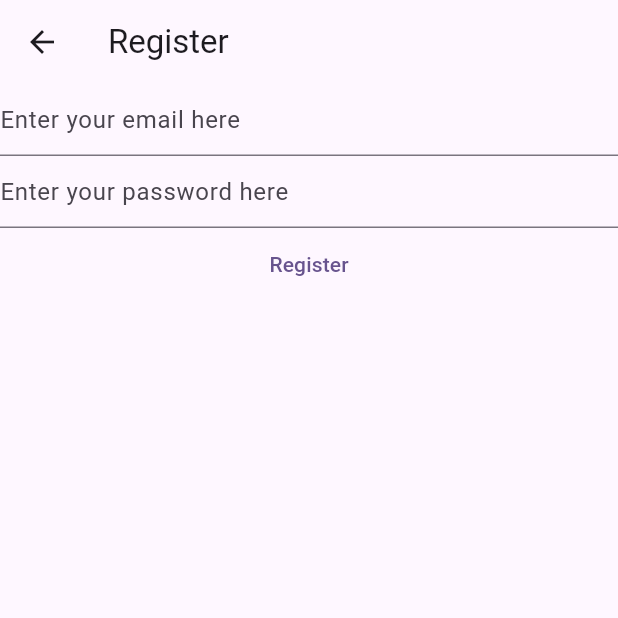
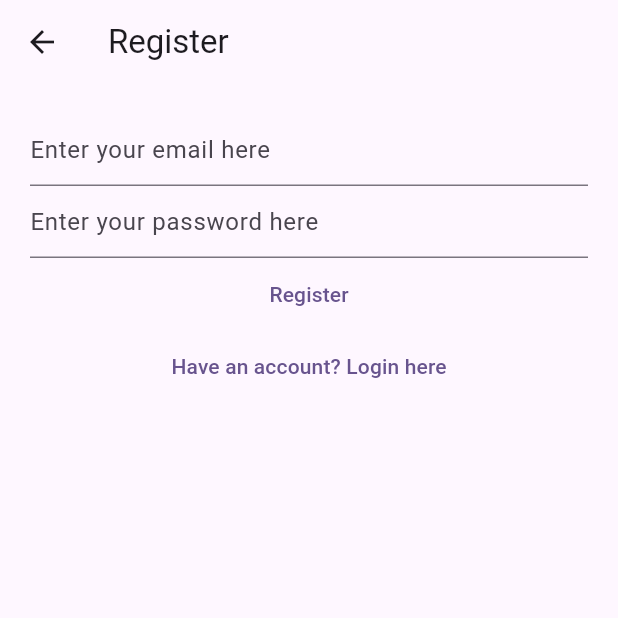
Before and after one commit to michalkk22/home_organizer, a Flutter app: the RegisterView screen opened directly, after a tap on "Register", on a phone screen of 412 x 824 dp, the top half of it. Run offline on Flutter 3.47's test engine with Material 3 defaults, Android fonts, the phone set to English and light mode, and no system bars; our stand-ins replace firebase_auth, firebase_core, flutter_bloc; accounts and stored records are empty; generated files the repository leaves out were written again; network calls fail.

Commit message:
added AuthBloc, create user works

```diff
--- a/lib/features/auth/bloc/auth_bloc.dart
+++ b/lib/features/auth/bloc/auth_bloc.dart
@@ -4,5 +4,35 @@ import 'package:home_organizer/features/auth/bloc/auth_event.dart';
 import 'package:home_organizer/features/auth/bloc/auth_state.dart';
 
 class AuthBloc extends Bloc<AuthEvent, AuthState> {
-  AuthBloc(AuthProvider provider) : super(const AuthStateLoggedOut()) {}
+  AuthBloc(AuthProvider provider) : super(const AuthStateUninitialized()) {
+    on<AuthEventInitialize>((event, emit) async {
+      await provider.initialize();
+      emit(const AuthStateLoggedOut());
+    });
+
+    on<AuthEventRegister>((event, emit) async {
+      try {
+        await provider.registerWithEmailAndPassword(
+          email: event.email,
+          password: event.password,
+        );
+      } catch (e) {
+        print(e);
+      }
+      emit(const AuthStateNeedVerification());
+    });
+
+    on<AuthEventWantToRegister>(
+      (event, emit) => emit(const AuthStateRegistering()),
+    );
+
+    on<AuthEventLogOut>((event, emit) async {
+      try {
+        provider.logOut();
+      } catch (e) {
+        print(e);
+      }
+      emit(const AuthStateLoggedOut());
+    });
+  }
 }
--- a/lib/features/auth/bloc/auth_event.dart
+++ b/lib/features/auth/bloc/auth_event.dart
@@ -4,3 +4,29 @@
 abstract class AuthEvent {
   const AuthEvent();
 }
+
+class AuthEventInitialize extends AuthEvent {
+  const AuthEventInitialize();
+}
+
+class AuthEventWantToRegister extends AuthEvent {
+  const AuthEventWantToRegister();
+}
+
+class AuthEventRegister extends AuthEvent {
+  final String email;
+  final String password;
+
+  const AuthEventRegister({required this.email, required this.password});
+}
+
+class AuthEventLogOut extends AuthEvent {
+  const AuthEventLogOut();
+}
+
+class AuthEventLogIn extends AuthEvent {
+  final String email;
+  final String password;
+
+  const AuthEventLogIn({required this.email, required this.password});
+}
--- a/lib/features/auth/bloc/auth_state.dart
+++ b/lib/features/auth/bloc/auth_state.dart
@@ -1,10 +1,28 @@
 import 'package:flutter/foundation.dart';
+import 'package:home_organizer/models/user.dart';
 
 @immutable
 abstract class AuthState {
   const AuthState();
 }
 
+class AuthStateUninitialized extends AuthState {
+  const AuthStateUninitialized();
+}
+
 class AuthStateLoggedOut extends AuthState {
   const AuthStateLoggedOut();
 }
+
+class AuthStateRegistering extends AuthState {
+  const AuthStateRegistering();
+}
+
+class AuthStateNeedVerification extends AuthState {
+  const AuthStateNeedVerification();
+}
+
+class AuthStateLoggedIn extends AuthState {
+  final User user;
+  const AuthStateLoggedIn({required this.user});
+}
--- a/lib/features/auth/firebase_auth_provider.dart
+++ b/lib/features/auth/firebase_auth_provider.dart
@@ -1,8 +1,27 @@
+import 'package:firebase_auth/firebase_auth.dart' show FirebaseAuth;
+import 'package:firebase_core/firebase_core.dart';
 import 'package:home_organizer/features/auth/auth_provider.dart';
+import 'package:home_organizer/firebase_options.dart';
 
-class FirebaseAuthProvider extends AuthProvider {
+class FirebaseAuthProvider implements AuthProvider {
   @override
-  void logIn() {
+  Future<void> registerWithEmailAndPassword({
+    required String email,
+    required String password,
+  }) async {
+    try {
+      var user = await FirebaseAuth.instance.createUserWithEmailAndPassword(
+        email: email,
+        password: password,
+      );
+      print('CREATE USER: $user');
+    } catch (e) {
+      rethrow;
+    }
+  }
+
+  @override
+  void logIn({required String email, required String password}) {
     // TODO: implement logIn
   }
 
@@ -10,4 +29,11 @@ class FirebaseAuthProvider extends AuthProvider {
   void logOut() {
     // TODO: implement logOut
   }
+
+  @override
+  Future<void> initialize() async {
+    await Firebase.initializeApp(
+      options: DefaultFirebaseOptions.currentPlatform,
+    );
+  }
 }
--- a/lib/features/auth/widgets/register_view.dart
+++ b/lib/features/auth/widgets/register_view.dart
@@ -1,4 +1,7 @@
 import 'package:flutter/material.dart';
+import 'package:flutter_bloc/flutter_bloc.dart';
+import 'package:home_organizer/features/auth/bloc/auth_bloc.dart';
+import 'package:home_organizer/features/auth/bloc/auth_event.dart';
 import 'package:home_organizer/features/auth/widgets/email_and_password_form.dart';
 
 class RegisterView extends StatefulWidget {
@@ -12,17 +15,27 @@ class _RegisterViewState extends State<RegisterView> {
   @override
   Widget build(BuildContext context) {
     return Scaffold(
-      appBar: AppBar(title: Text('Register')),
-      body: Column(
+      appBar: AppBar(title: const Text('Register')),
+      body: Padding(
+        padding: EdgeInsets.all(20),
+        child: Column(
           children: [
             EmailAndPasswordForm(
               buttonText: 'Register',
               callback: (email, password) {
-              // TODO: register logic
-              print('$email $password');
+                context.read<AuthBloc>().add(
+                  AuthEventRegister(email: email, password: password),
+                );
               },
             ),
+            TextButton(
+              onPressed: () {
+                context.read<AuthBloc>().add(const AuthEventLogOut());
+              },
+              child: const Text('Have an account? Login here'),
+            ),
           ],
+        ),
       ),
     );
   }
--- /dev/null
+++ b/lib/features/auth/widgets/sent_email_verification_view.dart
@@ -0,0 +1,35 @@
+import 'package:flutter/material.dart';
+import 'package:flutter_bloc/flutter_bloc.dart';
+import 'package:home_organizer/features/auth/bloc/auth_bloc.dart';
+import 'package:home_organizer/features/auth/bloc/auth_event.dart';
+
+class SentEmailVerificationView extends StatelessWidget {
+  const SentEmailVerificationView({super.key});
+
+  @override
+  Widget build(BuildContext context) {
+    return Scaffold(
+      appBar: AppBar(title: const Text('Verify your email')),
+      body: Padding(
+        padding: EdgeInsets.all(20),
+        child: Column(
+          children: [
+            const Text('Please verify your email.'),
+            TextButton(
+              onPressed:
+                  () => context.read<AuthBloc>().add(
+                    const AuthEventWantToRegister(),
+                  ),
+              child: const Text('Back to Register sreen'),
+            ),
+            TextButton(
+              onPressed:
+                  () => context.read<AuthBloc>().add(const AuthEventLogOut()),
+              child: const Text('Back to Login screen'),
+            ),
+          ],
+        ),
+      ),
+    );
+  }
+}
--- a/lib/main.dart
+++ b/lib/main.dart
@@ -1,17 +1,21 @@
 import 'package:flutter/material.dart';
 import 'package:flutter_bloc/flutter_bloc.dart';
 import 'package:home_organizer/features/auth/bloc/auth_bloc.dart';
+import 'package:home_organizer/features/auth/bloc/auth_event.dart';
 import 'package:home_organizer/features/auth/bloc/auth_state.dart';
 import 'package:home_organizer/features/auth/firebase_auth_provider.dart';
 import 'package:home_organizer/features/auth/widgets/login_view.dart';
 import 'package:home_organizer/features/auth/widgets/register_view.dart';
+import 'package:home_organizer/features/auth/widgets/sent_email_verification_view.dart';
 
 void main() {
   runApp(
     MultiBlocProvider(
       providers: [
         BlocProvider<AuthBloc>(
-          create: (context) => AuthBloc(FirebaseAuthProvider()),
+          create:
+              (_) =>
+                  AuthBloc(FirebaseAuthProvider())..add(AuthEventInitialize()),
         ),
       ],
       child: const MyApp(),
@@ -43,7 +47,11 @@ class HomePage extends StatelessWidget {
     return BlocConsumer<AuthBloc, AuthState>(
       builder: (context, state) {
         if (state is AuthStateLoggedOut) {
+          return const LoginView();
+        } else if (state is AuthStateRegistering) {
           return const RegisterView();
+        } else if (state is AuthStateNeedVerification) {
+          return const SentEmailVerificationView();
         }
         return Scaffold(body: CircularProgressIndicator());
       },
--- a/pubspec.yaml
+++ b/pubspec.yaml
@@ -37,6 +37,7 @@ dependencies:
   flutter_bloc: ^9.1.1
   firebase_core: ^4.2.0
   firebase_auth: ^6.1.1
+  google_sign_in: ^7.2.0
 
 dev_dependencies:
   flutter_test:
```
Also changed, not shown: lib/features/auth/auth_provider.dart (+6 -1 lines), lib/features/auth/widgets/login_view.dart (+26 -1 lines), pubspec.lock, 3 other files. Lines whose indentation alone changed are shown as unchanged.
